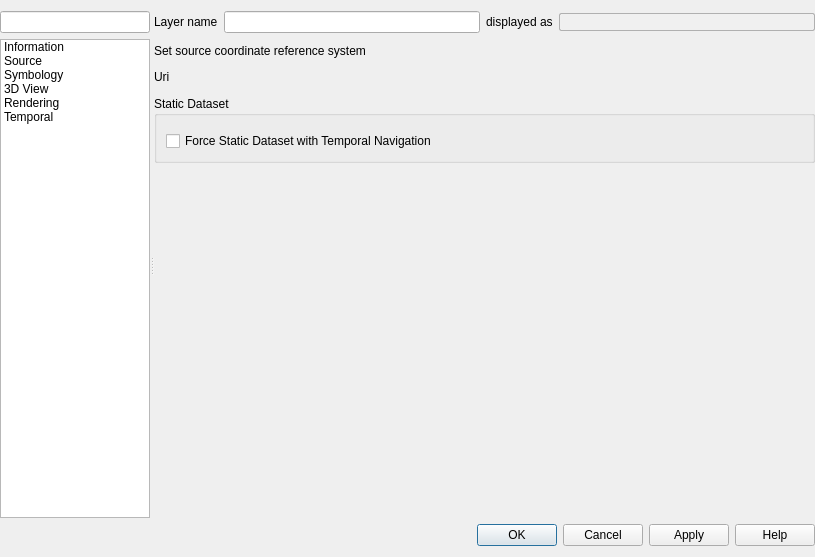
The window that src/ui/mesh/qgsmeshlayerpropertiesbase.ui (qgis/QGIS) describes before a commit, drawn with Qt 5.
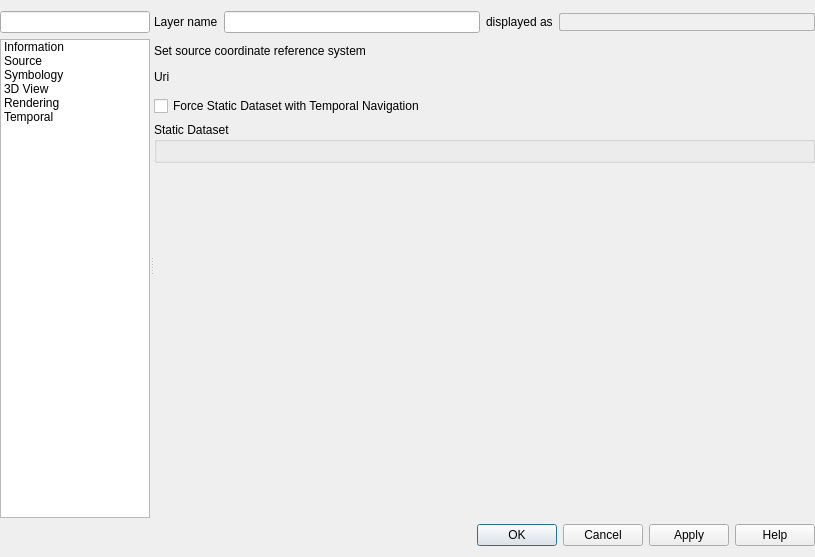
The same window after the commit. The open tabs and pages were chosen to show the change. Icons and pictures are not drawn. Custom widgets are drawn as their Qt base class.

Commit message: collapse static dataset group box

Patch:
```diff
--- a/src/ui/mesh/qgsmeshlayerpropertiesbase.ui
+++ b/src/ui/mesh/qgsmeshlayerpropertiesbase.ui
@@ -342,7 +342,17 @@
                 <widget class="QgsMeshDatasetGroupTreeWidget" name="mDatasetGroupTreeWidget" native="true"/>
                </item>
                <item>
-                <widget class="QGroupBox" name="groupBox">
+                <widget class="QCheckBox" name="mTemporalStaticDatasetCheckBox">
+                 <property name="toolTip">
+                  <string>Static dataset even if the temporal navigation is on</string>
+                 </property>
+                 <property name="text">
+                  <string>Force Static Dataset with Temporal Navigation</string>
+                 </property>
+                </widget>
+               </item>
+               <item>
+                <widget class="QgsCollapsibleGroupBoxBasic" name="mStaticDatasetGroupBox">
                  <property name="title">
                   <string>Static Dataset</string>
                  </property>
@@ -357,16 +367,6 @@
                     </property>
                    </widget>
                   </item>
-                  <item>
-                   <widget class="QCheckBox" name="mTemporalStaticDatasetCheckBox">
-                    <property name="toolTip">
-                     <string>Static dataset even if the temporal navigation is on</string>
-                    </property>
-                    <property name="text">
-                     <string>Force Static Dataset with Temporal Navigation</string>
-                    </property>
-                   </widget>
-                  </item>
                  </layout>
                 </widget>
                </item>
@@ -378,7 +378,7 @@
                  <property name="sizeHint" stdset="0">
                   <size>
                    <width>20</width>
-                   <height>0</height>
+                   <height>40</height>
                   </size>
                  </property>
                 </spacer>
@@ -810,6 +810,12 @@
    <header>qgsmeshdatasetgrouptreewidget.h</header>
    <container>1</container>
   </customwidget>
+  <customwidget>
+   <class>QgsCollapsibleGroupBoxBasic</class>
+   <extends>QGroupBox</extends>
+   <header>qgscollapsiblegroupbox.h</header>
+   <container>1</container>
+  </customwidget>
  </customwidgets>
  <tabstops>
   <tabstop>mSearchLineEdit</tabstop>
```
Left out of the diff: 2 changed lines with no effect on the pictures. The commit also changes 2 other files.
